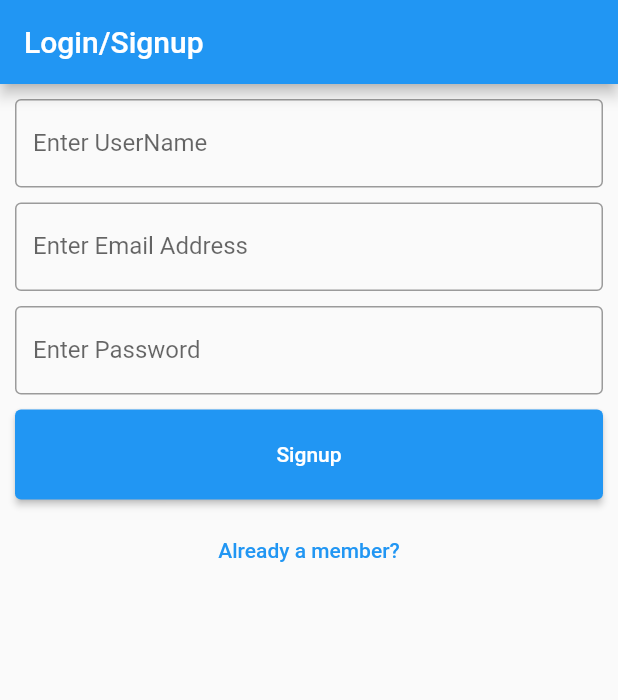
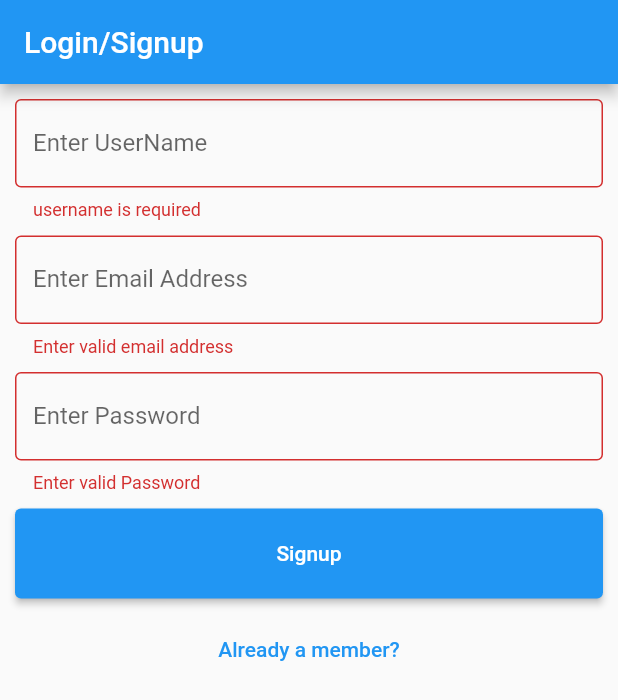
Before and after one commit to ggalarza123/ToDoListApp, a Flutter app: the screen it shows after launch, after a tap on "Signup", on a phone screen of 412 x 824 dp. Shown: the top 700 px of the screen. Run offline on Flutter 3.47's test engine with Material 2 defaults, Android fonts, the phone set to English and light mode, and no system bars.

Commit message:
Added email, username, and password validation.

```diff
--- a/lib/authscreen/authform.dart
+++ b/lib/authscreen/authform.dart
@@ -2,52 +2,60 @@ import 'package:flutter/material.dart';
 import 'package:todolistapp/authscreen/authscreen.dart';
 
 class Authform extends StatefulWidget {
+  const Authform({super.key});
   @override
-  _authFormState createState() => _authFormState();
+  AuthFormState createState() => AuthFormState();
 }
 
-class _authFormState extends State<Authform> {
+class AuthFormState extends State<Authform> {
   final _formkey = GlobalKey<FormState>();
-  var _email = "";
-  var _password = "";
+
+  final userNameController = TextEditingController();
+  final passwordController = TextEditingController();
+  final emailController = TextEditingController();
+
   bool isLoginPage = false;
+
+  authenticate() {
+    final validity = _formkey.currentState!.validate();
+    print(userNameController.text);
+  }
 
   @override
   Widget build(BuildContext context) {
-    // whenever there is a list. example ListView, their will either be children or child, most likely children
-    return Container(
+    return SizedBox(
       height: MediaQuery.of(context).size.height,
       width: MediaQuery.of(context).size.width,
       child: ListView(
         children: [
           Container(
-            padding: EdgeInsets.all(10),
+            padding: const EdgeInsets.all(10),
             child: Form(
               key: _formkey,
               child: Column(
                 children: [
                   if (!isLoginPage)
                     TextFormField(
-                        key: ValueKey('username'),
+                      controller: userNameController,
                       keyboardType: TextInputType.name,
-                        // validates this TextFormField and makes sure it is not empty
+                      key: const ValueKey('username'),
                       validator: (value) {
                         if (value!.isEmpty) {
-                            return 'Username is required.';
-                          } else {
+                          return 'username is required';
+                        }
                         return null;
-                          }
                       },
-                        decoration: InputDecoration(
+                      decoration: const InputDecoration(
                           border: OutlineInputBorder(),
-                            labelText: "Enter UserName")),
-                  SizedBox(
+                          labelText: "Enter UserName"),
+                    ),
+                  const SizedBox(
                     height: 10,
                   ),
                   TextFormField(
-                      key: ValueKey('email'),
+                    controller: emailController,
                     keyboardType: TextInputType.emailAddress,
-                      // validates this TextFormField and makes sure it is not empty
+                    key: const ValueKey('email'),
                     validator: (value) {
                       final bool emailValid = RegExp(
                               r"^[a-zA-Z0-9.a-zA-Z0-9.!#$%&'*+-/=?^_`{|}~]+@[a-zA-Z0-9]+\.[a-zA-Z]+")
@@ -57,15 +65,18 @@ class _authFormState extends State<Authform> {
                       }
                       return null;
                     },
-                      decoration: InputDecoration(
+                    decoration: const InputDecoration(
                         border: OutlineInputBorder(),
-                          labelText: "Enter Email Address")),
-                  SizedBox(
+                        labelText: "Enter Email Address"),
+                  ),
+                  const SizedBox(
                     height: 10,
                   ),
                   TextFormField(
+                    controller: passwordController,
                     keyboardType: TextInputType.visiblePassword,
-                    key: ValueKey('password'),
+                    obscureText: true,
+                    key: const ValueKey('password'),
                     validator: (value) {
                       final bool emailValid = RegExp(
                               r'^(?=.*?[A-Z])(?=.*?[a-z])(?=.*?[0-9])(?=.*?[!@#\$&*~]).{8,}$')
@@ -75,20 +86,20 @@ class _authFormState extends State<Authform> {
                       }
                       return null;
                     },
-                    decoration: InputDecoration(
+                    decoration: const InputDecoration(
                         border: OutlineInputBorder(),
                         labelText: "Enter Password"),
                   ),
-                  SizedBox(
+                  const SizedBox(
                     height: 10,
                   ),
-                  // this can be read as if this is the log in page, test should be log in, otherwise sign up
-                  Container(
+                  SizedBox(
                     height: 60,
-                    // this means use 100% of the width
                     width: double.infinity,
                     child: ElevatedButton(
-                      onPressed: () {},
+                      onPressed: () {
+                        authenticate();
+                      },
                       child: isLoginPage ? Text('Login') : Text('Signup'),
                     ),
                   ),
```
Lines whose indentation alone changed are shown as unchanged.
